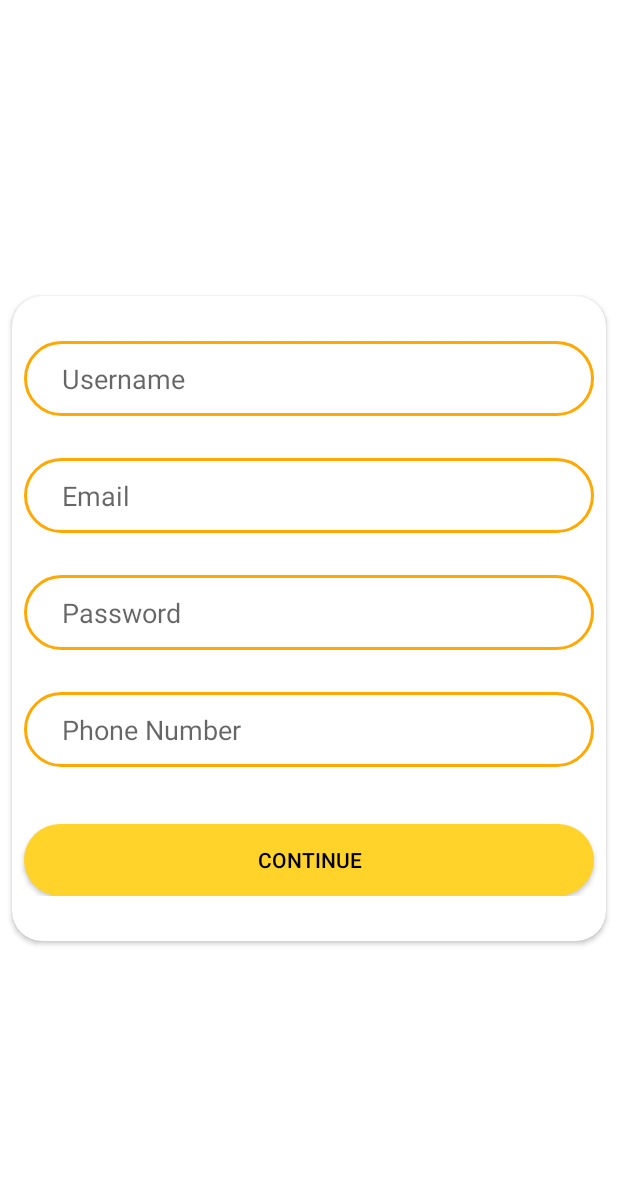
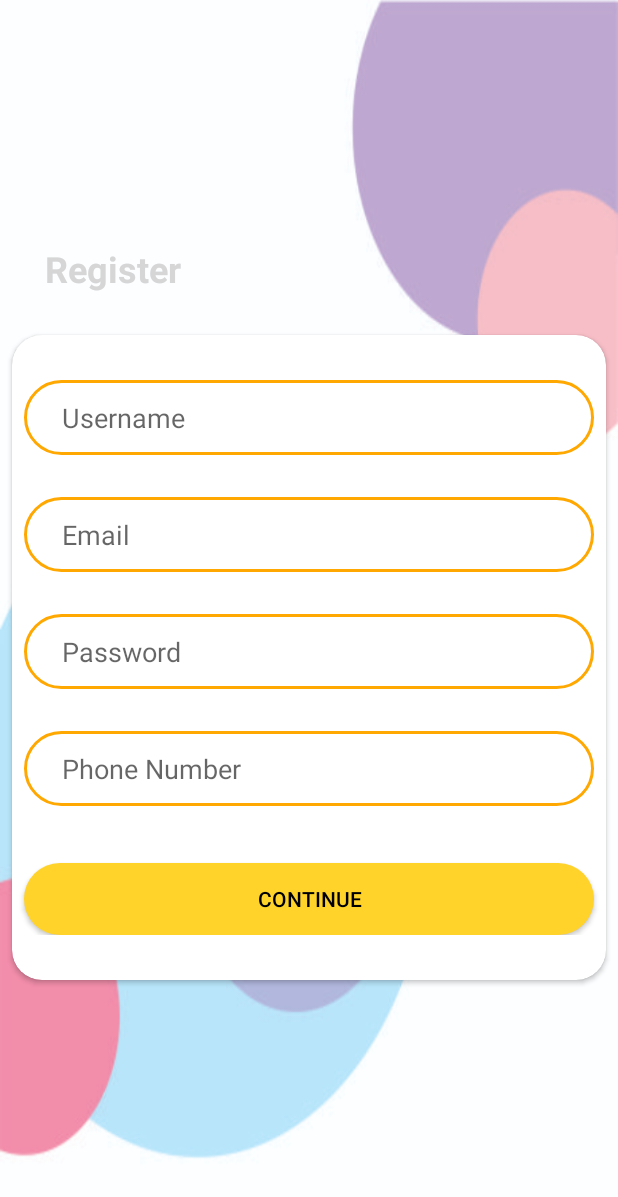
Before and after one commit to ikaru19/aplikasi-resto, an Android app: the RegisterActivity screen opened directly, with no data from a screen before it, on a phone screen of 412 x 824 dp. Shown: the top 1197 px of the screen. Run offline under Robolectric (Android 15) with nearby library versions, the phone set to English and light mode, and no system bars.

Commit message:
re-layouting

```diff
--- a/app/src/main/res/layout/activity_login.xml
+++ b/app/src/main/res/layout/activity_login.xml
@@ -4,7 +4,7 @@
     xmlns:tools="http://schemas.android.com/tools"
     android:layout_width="match_parent"
     android:layout_height="match_parent"
-    android:background="#ffff"
+    android:background="@drawable/modern_bg"
     tools:context=".Activities.LoginActivity">
 
     <ImageView
--- a/app/src/main/res/layout/activity_profile_register.xml
+++ b/app/src/main/res/layout/activity_profile_register.xml
@@ -5,7 +5,6 @@
     android:layout_width="match_parent"
     android:layout_height="match_parent"
     android:background="#ffff"
-
     tools:context=".Activities.ProfileRegisterActivity">
 
     <android.support.v7.widget.CardView
--- a/app/src/main/res/layout/activity_register.xml
+++ b/app/src/main/res/layout/activity_register.xml
@@ -1,11 +1,25 @@
 <?xml version="1.0" encoding="utf-8"?>
-<android.support.constraint.ConstraintLayout xmlns:android="http://schemas.android.com/apk/res/android"
+<LinearLayout xmlns:android="http://schemas.android.com/apk/res/android"
     xmlns:app="http://schemas.android.com/apk/res-auto"
     xmlns:tools="http://schemas.android.com/tools"
     android:layout_width="match_parent"
     android:layout_height="match_parent"
-    android:background="#ffff"
+    android:gravity="center"
+    android:orientation="vertical"
+    android:background="@drawable/modern_bg"
     tools:context=".Activities.RegisterActivity">
+
+    <TextView
+        android:id="@+id/tv_bookings"
+        android:layout_width="match_parent"
+        android:layout_height="wrap_content"
+        android:text="Register"
+        android:textColor="@color/vpi__background_holo_dark"
+        android:textSize="24dp"
+        android:textStyle="bold"
+        android:layout_marginBottom="20dp"
+        android:layout_marginLeft="20dp"
+        />
 
     <android.support.v7.widget.CardView
         android:layout_width="match_parent"
@@ -19,6 +33,7 @@
         app:layout_constraintStart_toStartOf="parent"
         app:layout_constraintTop_toTopOf="parent"
         app:cardCornerRadius="20dp"
+
         android:foregroundGravity="center">
 
         <android.support.constraint.ConstraintLayout
@@ -122,4 +137,4 @@
         </android.support.constraint.ConstraintLayout>
     </android.support.v7.widget.CardView>
 
-</android.support.constraint.ConstraintLayout>
+</LinearLayout>
--- a/app/src/main/res/layout/fragment_confirmation.xml
+++ b/app/src/main/res/layout/fragment_confirmation.xml
@@ -144,7 +144,7 @@
                     android:layout_marginTop="16dp"
                     android:layout_marginEnd="8dp"
                     android:layout_marginBottom="8dp"
-                    android:background="@drawable/buttonshape"
+                    android:background="@drawable/button_shape"
                     android:text="Order"
                     android:textColor="#fff"
                     app:layout_constraintBottom_toBottomOf="parent"
--- a/app/src/main/res/layout/fragment_trans_detail.xml
+++ b/app/src/main/res/layout/fragment_trans_detail.xml
@@ -38,7 +38,6 @@
                 android:layout_height="150dp"
                 android:layout_marginStart="16dp"
                 android:layout_marginTop="16dp"
-                android:src="@drawable/rsz_screen"
                 app:layout_constraintStart_toStartOf="parent"
                 app:layout_constraintTop_toBottomOf="@+id/textView2" />
 
```
Also changed, not shown: app/src/main/res/layout/activity_verification.xml (+21 -22 lines), app/src/main/res/layout/fragment_notifications.xml (+25 -1 lines), app/src/main/res/layout/fragment_profile.xml (+17 -1 lines).
